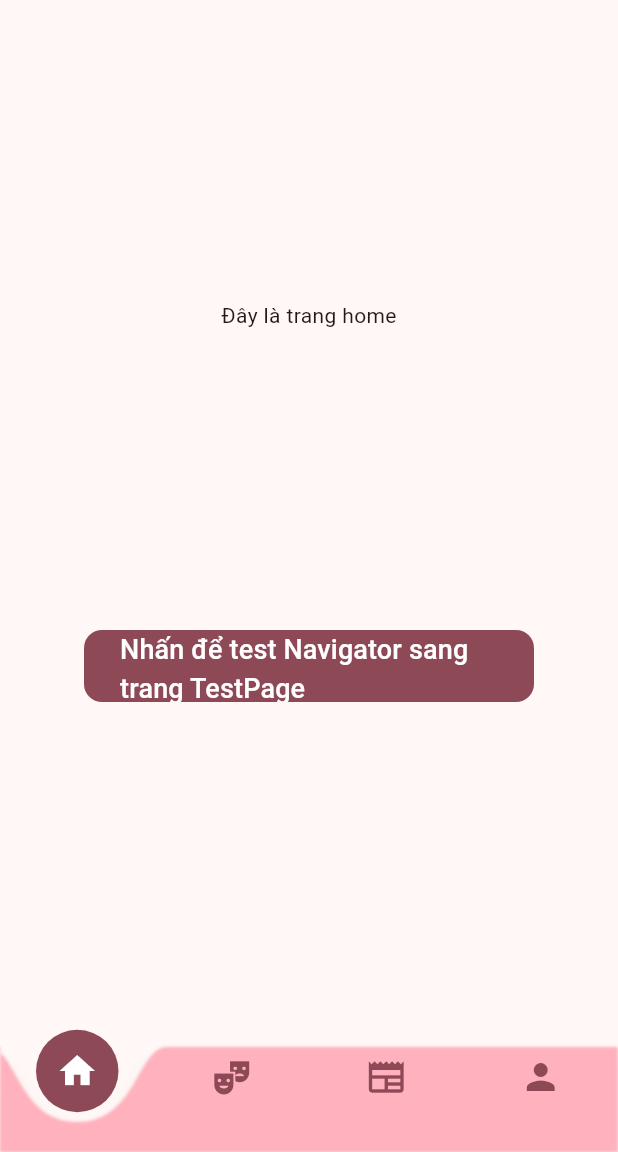
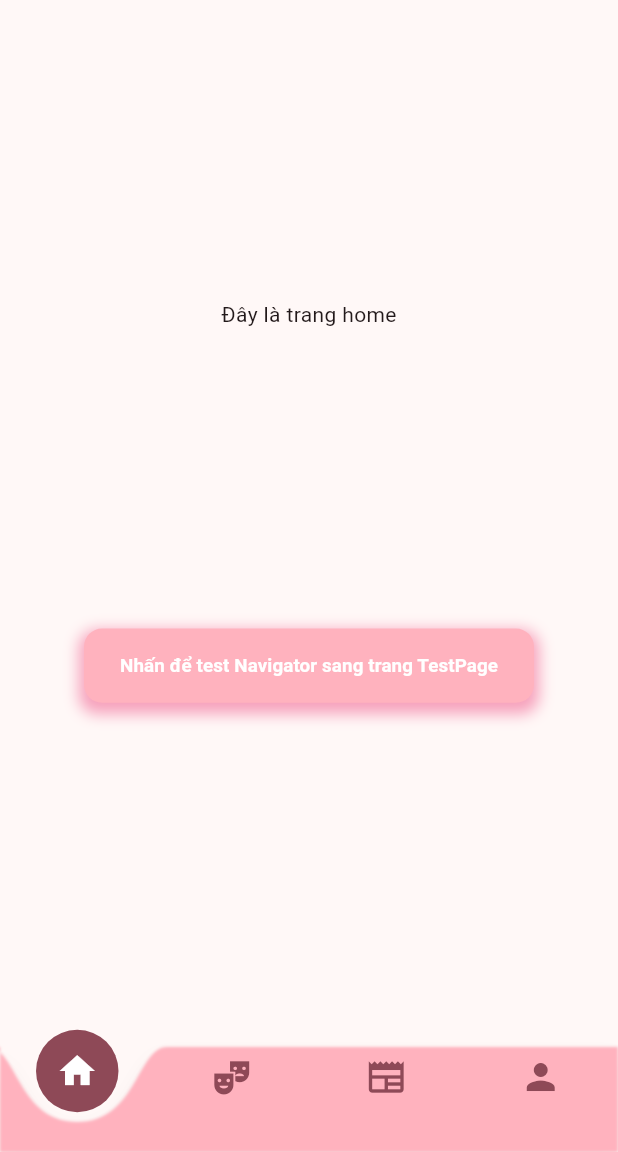
Before and after one commit to quocthai1810/Tmt-Project, a Flutter app: the screen it shows after launch, on a phone screen of 412 x 824 dp, the part 84-1236 px from its top. Run offline on Flutter 3.47's test engine with Material 3 defaults, Android fonts, the phone set to English and light mode, and no system bars.

Commit message:
customButton

```diff
--- a/lib/core/widgets/tin/custom_button.dart
+++ b/lib/core/widgets/tin/custom_button.dart
@@ -1,56 +1,95 @@
 import 'package:flutter/material.dart';
 
+/// customButton này xài như sau
+/// CustomButton(
+///            text: "ghi tên cái nút",
+///            onPressed: () {
+///              CustomToast.show( //gọi cái khứa này để xuất hiện nếu cần toast
+///                context,
+///                message: "nè bé", // nó xuất hiện toast kèm message
+///                type: ToastType.success, // lựa chọn loại toast ( success,failed)
+///            );
+///            print("Anh vừa bấm đó nghen 😘");// in ra terminal
+///            },//sau đây là những cái muốn thì tùy chỉnh tùy theo nhu cầu
+///            width: 280, // hoặc bỏ để tự responsive
+///            height: 60,
+///            backgroundColor: Colors.green.shade700,
+///            textColor: Colors.white,
+///            borderRadius: 20,
+///            fontWeight: FontWeight.w500,
+///          ),
 class CustomButton extends StatelessWidget {
   final String text;
+  final double? width;
+  final double? height;
   final VoidCallback? onPressed;
+  final Color? backgroundColor; // <-- sửa nè
+  final Color textColor;
   final double borderRadius;
-  final double height;
-  final double width;
-
-  final bool enabled;
+  final FontWeight fontWeight;
 
   const CustomButton({
     super.key,
     required this.text,
+    this.width,
+    this.height,
     this.onPressed,
+    this.backgroundColor, // <-- bỏ default ở đây
+    this.textColor = Colors.white,
     this.borderRadius = 12,
-    this.height = 48,
-    this.width = double.infinity,
-    this.enabled = true, // Mặc định bật
+    this.fontWeight = FontWeight.bold,
   });
 
   @override
   Widget build(BuildContext context) {
-    final ColorScheme colorScheme = Theme.of(context).colorScheme;
+    // Kích thước màn hình
+    final screenWidth = MediaQuery.of(context).size.width;
+    final screenHeight = MediaQuery.of(context).size.height;
 
-    return SizedBox(
-      width: width,
-      height: height,
+    // Nếu không set thì mặc định theo tỷ lệ màn hình
+    final buttonWidth = width ?? screenWidth * 0.6;
+    final buttonHeight = height ?? screenHeight * 0.06;
+
+    // Auto fontSize theo chiều cao
+    final fontSize = buttonHeight * 0.4;
+
+    // Nếu không truyền backgroundColor thì dùng inversePrimary từ theme
+    final bgColor =
+        backgroundColor ?? Theme.of(context).colorScheme.inversePrimary;
+
+    return Container(
+      width: buttonWidth,
+      height: buttonHeight,
+      decoration: BoxDecoration(
+        boxShadow: [
+          BoxShadow(
+            color: Colors.pink.withOpacity(0.4),
+            spreadRadius: 3,
+            blurRadius: 8,
+            offset: const Offset(0, 4), // vị trí bóng
+          ),
+        ],
+        borderRadius: BorderRadius.circular(borderRadius),
+      ),
       child: ElevatedButton(
         style: ElevatedButton.styleFrom(
-          backgroundColor:
-              enabled
-                  ? Theme.of(context)
-                      .colorScheme
-                      .primary // Màu chính khi enabled
-                  : Theme.of(
-                    context,
-                  ).colorScheme.primaryFixedDim, // Màu xám nhạt khi disable
+          backgroundColor: bgColor, // <-- dùng bgColor
+          foregroundColor: textColor,
           shape: RoundedRectangleBorder(
             borderRadius: BorderRadius.circular(borderRadius),
           ),
-          elevation: 0,
+          elevation: 0, // vì đã có boxShadow ngoài rồi
         ),
-        onPressed: enabled ? onPressed : null, // Vô hiệu hoá khi disabled
-        child: Text(
-          text,
-          style: TextStyle(
-            color:
-                enabled
-                    ? Colors.white
-                    : colorScheme.onSurface.withOpacity(0.38),
-            fontSize: 18,
-            fontWeight: FontWeight.w500,
+        onPressed: onPressed,
+        child: FittedBox(
+          fit: BoxFit.scaleDown,
+          child: Text(
+            text,
+            style: TextStyle(
+              fontSize: fontSize,
+              fontWeight: fontWeight,
+              color: textColor,
+            ),
           ),
         ),
       ),
--- a/lib/routers/app_route.dart
+++ b/lib/routers/app_route.dart
@@ -5,6 +5,7 @@ import 'package:tmt_project/src/thai_src/pages/news_page.dart';
 import 'package:tmt_project/src/thai_src/pages/test_page.dart';
 import 'package:tmt_project/src/thai_src/pages/theater_page.dart';
 import 'package:tmt_project/src/thai_src/pages/user_page.dart';
+import 'package:tmt_project/src/minh_src/page_test_wid.dart';
 
 class AppRouteNames {
   static const entryPointPage = '/entry';
@@ -13,9 +14,8 @@ class AppRouteNames {
   static const newsPage = '/news';
   static const userPage = '/user';
   static const testPage = '/test';
+  static const pageTestWid = '/pageTestWid';
 }
-
-
 
 final Map<String, WidgetBuilder> appRoutes = {
   AppRouteNames.entryPointPage: (context) => EntryPointPage(),
@@ -24,4 +24,5 @@ final Map<String, WidgetBuilder> appRoutes = {
   AppRouteNames.newsPage: (context) => NewsPage(),
   AppRouteNames.userPage: (context) => UserPage(),
   AppRouteNames.testPage: (context) => TestPage(),
+  AppRouteNames.pageTestWid: (context) => const PageTestWid(),
 };
```
Also changed, not shown: lib/core/widgets/minh/customToast.dart (+25 -16 lines), lib/src/minh_src/page_test_wid.dart (added, +19 -0 lines), lib/src/thai_src/pages/news_page.dart (+37 -1 lines), pubspec.lock.
